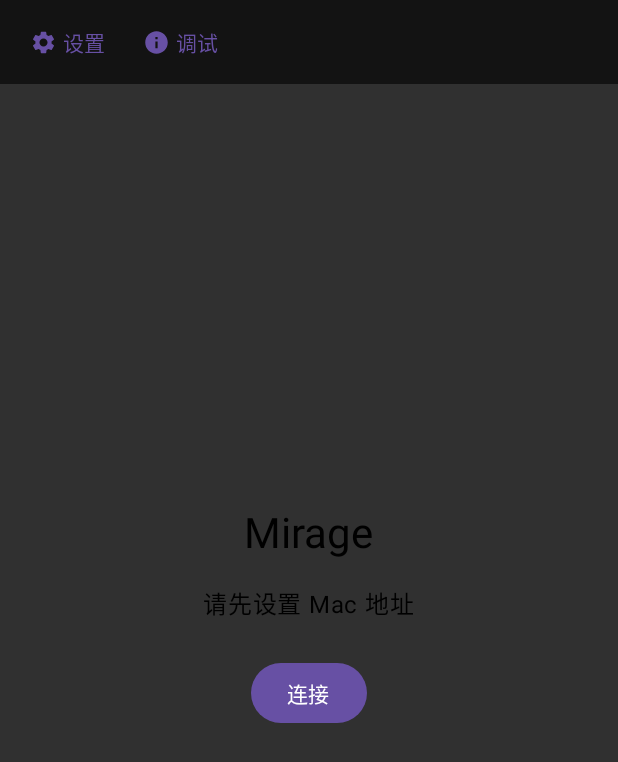
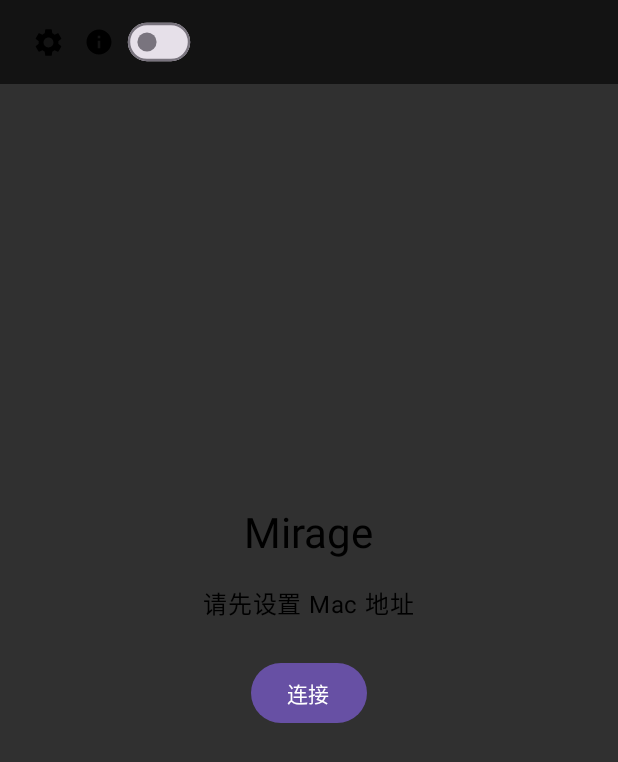
Before and after one commit to liangleo/mirage, an Android app built with Jetpack Compose: the screen it shows after launch (MainActivity), after a tap on "取消", on a phone screen of 412 x 824 dp. Shown: the top 762 px of the screen. Run offline under Robolectric (Android 15) with nearby library versions, the phone set to English and light mode, and no system bars; 1 statement that could not run was skipped.

Commit message:
feat(android): immersive toolbar with swipe reveal, debug switch and keep-screen

```diff
--- a/android/app/src/main/java/app/mirage/MainActivity.kt
+++ b/android/app/src/main/java/app/mirage/MainActivity.kt
@@ -13,11 +13,8 @@ import androidx.core.view.WindowInsetsCompat
 import androidx.core.view.WindowInsetsControllerCompat
 import androidx.activity.ComponentActivity
 import androidx.activity.compose.setContent
-import androidx.compose.animation.AnimatedVisibility
-import androidx.compose.animation.slideInVertically
-import androidx.compose.animation.slideOutVertically
 import androidx.compose.foundation.background
-import androidx.compose.foundation.gestures.detectTapGestures
+import androidx.compose.foundation.gestures.detectVerticalDragGestures
 import androidx.compose.foundation.layout.Arrangement
 import androidx.compose.foundation.layout.Box
 import androidx.compose.foundation.layout.Column
@@ -35,8 +32,10 @@ import androidx.compose.material.icons.filled.Settings
 import androidx.compose.material3.AlertDialog
 import androidx.compose.material3.Button
 import androidx.compose.material3.Icon
+import androidx.compose.material3.IconButton
 import androidx.compose.material3.MaterialTheme
 import androidx.compose.material3.OutlinedTextField
+import androidx.compose.material3.Switch
 import androidx.compose.material3.Text
 import androidx.compose.material3.TextButton
 import androidx.compose.runtime.Composable
@@ -48,6 +47,7 @@ import androidx.compose.runtime.setValue
 import androidx.compose.ui.Alignment
 import androidx.compose.ui.Modifier
 import androidx.compose.ui.graphics.Color
+import androidx.compose.ui.draw.scale
 import androidx.compose.ui.input.pointer.pointerInput
 import androidx.compose.ui.unit.dp
 import app.mirage.net.Hello
@@ -56,7 +56,7 @@ import app.mirage.net.SessionConfig
 import app.mirage.net.StatsSnapshot
 import app.mirage.net.StreamStats
 import app.mirage.net.VideoFrame
-import app.mirage.ui.AspectSurfaceView
+import app.mirage.ui.AspectTextureView
 import app.mirage.ui.VideoView
 import app.mirage.video.VideoDecoder
 import kotlinx.coroutines.delay
@@ -77,7 +77,7 @@ class MainActivity : ComponentActivity() {
     @Volatile
     private var pendingKeyframe: VideoFrame? = null
 
-    private var surfaceView: AspectSurfaceView? = null
+    private var surfaceView: AspectTextureView? = null
     private var client: MirageClient? = null
     private val stats = StreamStats()
 
@@ -130,6 +130,7 @@ class MainActivity : ComponentActivity() {
                                 phoneHeight = phoneHeight,
                                 videoWidth = videoWidth,
                                 videoHeight = videoHeight,
+                                onSwipeDown = { toolbarVisible = true },
                                 onSurfaceReady = { view, newSurface ->
                                     surfaceView = view
                                     surface = newSurface
@@ -140,15 +141,6 @@ class MainActivity : ComponentActivity() {
                                     decoder = null
                                     surface = null
                                 }
-                            )
-                            Box(
-                                modifier = Modifier
-                                    .fillMaxSize()
-                                    .pointerInput(Unit) {
-                                        detectTapGestures {
-                                            toolbarVisible = !toolbarVisible
-                                        }
-                                    }
                             )
                         }
                     } else {
@@ -172,14 +164,10 @@ class MainActivity : ComponentActivity() {
                         }
                     }
 
-                    AnimatedVisibility(
-                        visible = toolbarVisible || !connected,
-                        enter = slideInVertically { -it },
-                        exit = slideOutVertically { -it },
-                        modifier = Modifier.align(Alignment.TopCenter)
-                    ) {
+                    if (toolbarVisible || !connected) {
                         Row(
                             modifier = Modifier
+                                .align(Alignment.TopCenter)
                                 .fillMaxWidth()
                                 .background(Color.Black.copy(alpha = 0.6f))
                                 .padding(horizontal = 8.dp, vertical = 4.dp),
@@ -187,23 +175,39 @@ class MainActivity : ComponentActivity() {
                             verticalAlignment = Alignment.CenterVertically
                         ) {
                             Row(verticalAlignment = Alignment.CenterVertically) {
-                                IconTextButton(
-                                    icon = Icons.Default.Settings,
-                                    label = "设置",
-                                    onClick = { showSettings = true }
-                                )
-                                IconTextButton(
-                                    icon = Icons.Default.Info,
-                                    label = "调试",
-                                    onClick = { showStats = !showStats }
-                                )
+                                IconButton(onClick = { showSettings = true }) {
+                                    Icon(
+                                        Icons.Default.Settings,
+                                        contentDescription = "设置",
+                                        modifier = Modifier.size(22.dp)
+                                    )
+                                }
+                                Row(
+                                    verticalAlignment = Alignment.CenterVertically,
+                                    modifier = Modifier.padding(end = 8.dp)
+                                ) {
+                                    Icon(
+                                        Icons.Default.Info,
+                                        contentDescription = "调试",
+                                        modifier = Modifier.size(20.dp)
+                                    )
+                                    Switch(
+                                        checked = showStats,
+                                        onCheckedChange = { showStats = it },
+                                        modifier = Modifier
+                                            .padding(start = 4.dp)
+                                            .scale(0.8f)
+                                    )
+                                }
                             }
                             if (connected) {
-                                IconTextButton(
-                                    icon = Icons.Default.Close,
-                                    label = "断开",
-                                    onClick = { disconnect() }
-                                )
+                                IconButton(onClick = { disconnect() }) {
+                                    Icon(
+                                        Icons.Default.Close,
+                                        contentDescription = "断开",
+                                        modifier = Modifier.size(22.dp)
+                                    )
+                                }
                             }
                         }
                     }
@@ -383,11 +387,7 @@ class MainActivity : ComponentActivity() {
         val currentSurface = surface ?: return
         if (decoder != null) return
 
-        surfaceView?.apply {
-            holder.setFixedSize(currentConfig.width, currentConfig.height)
-            videoWidth = currentConfig.width
-            videoHeight = currentConfig.height
-        }
+        surfaceView?.applyVideoSize(currentConfig.width, currentConfig.height)
         val newDecoder = VideoDecoder(
             surface = currentSurface,
             config = currentConfig,
@@ -462,19 +462,6 @@ class MainActivity : ComponentActivity() {
             .putString("device_id", bytes.joinToString("") { "%02x".format(it) })
             .apply()
         return bytes
-    }
-}
-
-@Composable
-private fun IconTextButton(
-    icon: androidx.compose.ui.graphics.vector.ImageVector,
-    label: String,
-    onClick: () -> Unit
-) {
-    TextButton(onClick = onClick) {
-        Icon(icon, contentDescription = null, modifier = Modifier.size(18.dp))
-        Spacer(Modifier.size(4.dp))
-        Text(label)
     }
 }
 
@@ -561,7 +548,8 @@ private fun StreamingScreen(
     phoneHeight: Int,
     videoWidth: Int,
     videoHeight: Int,
-    onSurfaceReady: (AspectSurfaceView, Surface) -> Unit,
+    onSwipeDown: () -> Unit,
+    onSurfaceReady: (AspectTextureView, Surface) -> Unit,
     onSurfaceDestroyed: () -> Unit
 ) {
     var snapshot by remember { mutableStateOf(StatsSnapshot()) }
@@ -576,6 +564,28 @@ private fun StreamingScreen(
         VideoView(
             onSurfaceReady = onSurfaceReady,
             onSurfaceDestroyed = onSurfaceDestroyed
+        )
+        Box(
+            modifier = Modifier
+                .fillMaxSize()
+                .pointerInput(Unit) {
+                    var startY = 0f
+                    var totalDrag = 0f
+                    detectVerticalDragGestures(
+                        onDragStart = { offset ->
+                            startY = offset.y
+                            totalDrag = 0f
+                        },
+                        onVerticalDrag = { _, dragAmount ->
+                            totalDrag += dragAmount
+                        },
+                        onDragEnd = {
+                            if (startY < size.height * 0.2f && totalDrag > 80.dp.toPx()) {
+                                onSwipeDown()
+                            }
+                        }
+                    )
+                }
         )
         if (showStats) {
             Column(
```
Also changed, not shown: android/app/src/main/java/app/mirage/ui/VideoView.kt (+31 -15 lines), 1 other file.
